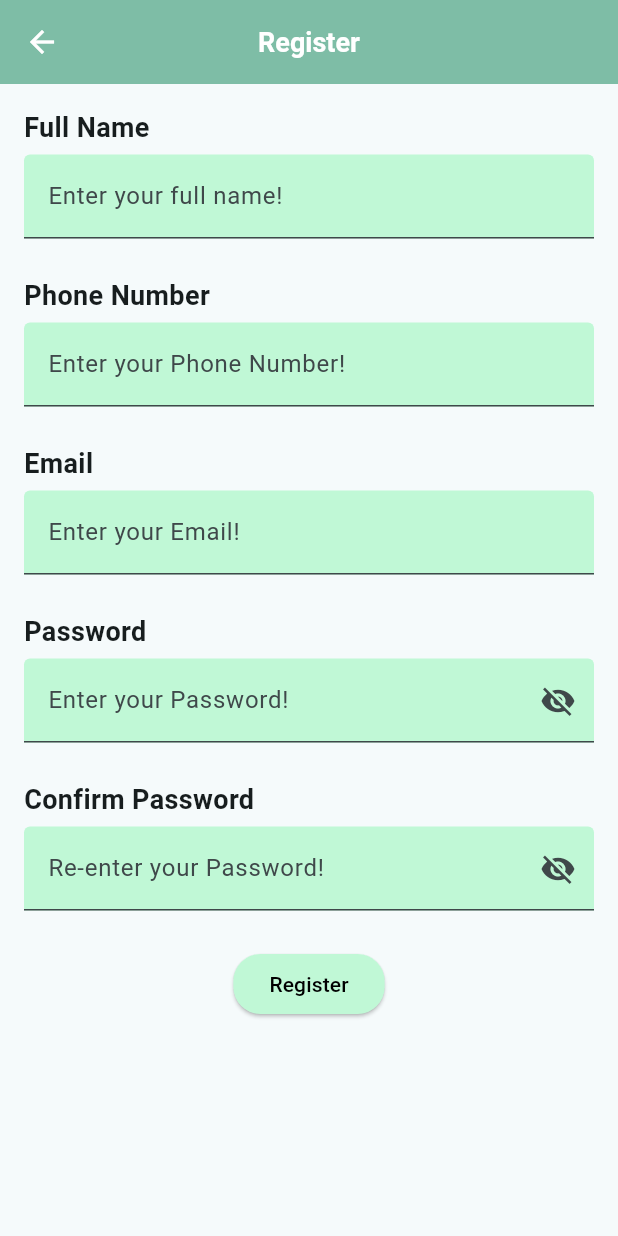
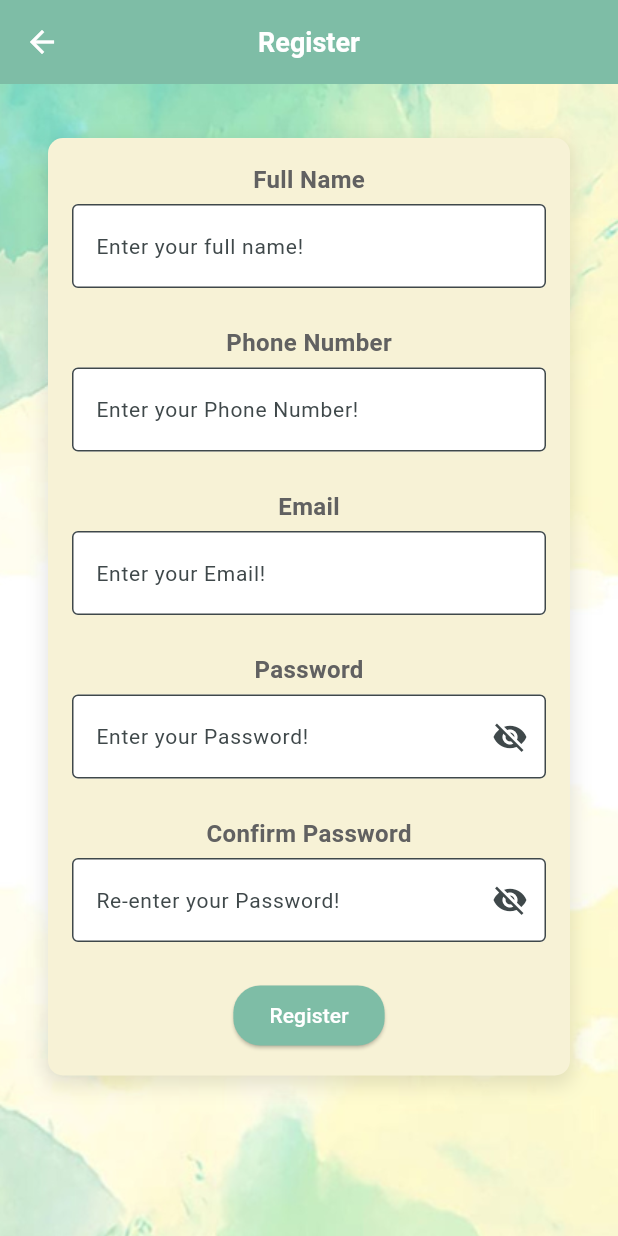
Before and after one commit to iunoz/uts_mobile_banking, a Flutter app: the RegisterScreen screen opened directly, on a phone screen of 412 x 824 dp. Run offline on Flutter 3.47's test engine with Material 3 defaults, Android fonts, the light colour scheme and no system bars; our stand-ins replace font_awesome_flutter, image_picker, lottie, qr_flutter, shared_preferences; missing offline and left inert: qr_code_scanner; accounts and stored records are empty.

Commit message:
Register tambah background, container, dan penyesuaian font (tahap3)

```diff
--- a/lib/screens/register_screen.dart
+++ b/lib/screens/register_screen.dart
@@ -64,23 +64,60 @@ class _RegisterScreenState extends State<RegisterScreen> {
       ),
       body: Stack(
         children: [
+          Container(
+            decoration: const BoxDecoration(
+              image: DecorationImage(
+                image: AssetImage('assets/images/login_screen_bg.png'),
+                fit: BoxFit.cover,
+              ),
+            ),
+          ),
           SingleChildScrollView(
             child: Padding(
               padding: const EdgeInsets.all(16.0),
+              child: Center(
+                child: Container(
+                  margin: const EdgeInsets.symmetric(
+                    horizontal: 16.0,
+                    vertical: 20.0,
+                  ), //jarak dari sisi layar
+                  padding: const EdgeInsets.all(16.0), //padding internal kotak
+                  decoration: BoxDecoration(
+                    color: const Color(0xFFF7F2D6),
+                    borderRadius: BorderRadius.circular(10.0),
+                    boxShadow: [
+                      BoxShadow(
+                        color: Colors.black.withOpacity(0.1),
+                        blurRadius: 10.0,
+                        spreadRadius: 2.0,
+                        offset: const Offset(0, 5),
+                      ),
+                    ],
+                  ),
                   child: Form(
                     key: _formKey,
                     child: Column(
                       crossAxisAlignment: CrossAxisAlignment.start,
                       children: [
-                    const Text("Full Name",
+                        const Center(
+                          child: Text(
+                            "Full Name",
                             style: TextStyle(
-                            fontSize: 18, fontWeight: FontWeight.bold)),
+                                color: Color.fromARGB(255, 97, 97, 97),
+                                fontSize: 16,
+                                fontWeight: FontWeight.bold),
+                          ),
+                        ),
                         const SizedBox(height: 5),
                         TextFormField(
                           decoration: const InputDecoration(
                             labelText: "Enter your full name!",
+                            labelStyle: TextStyle(
+                              fontSize: 14,
+                            ),
                             filled: true,
-                        fillColor: Color.fromARGB(255, 192, 248, 214),
+                            fillColor: Colors.white,
+                            border: OutlineInputBorder(),
                           ),
                           validator: (value) {
                             if (value == null || value.isEmpty) {
@@ -90,16 +127,26 @@ class _RegisterScreenState extends State<RegisterScreen> {
                           },
                         ),
                         const SizedBox(height: 25),
-                    const Text("Phone Number",
+                        const Center(
+                          child: Text(
+                            "Phone Number",
                             style: TextStyle(
-                            fontSize: 18, fontWeight: FontWeight.bold)),
+                                color: Color.fromARGB(255, 97, 97, 97),
+                                fontSize: 16,
+                                fontWeight: FontWeight.bold),
+                          ),
+                        ),
                         const SizedBox(height: 5),
                         TextFormField(
                           keyboardType: TextInputType.phone,
                           decoration: const InputDecoration(
                             labelText: "Enter your Phone Number!",
+                            labelStyle: TextStyle(
+                              fontSize: 14,
+                            ),
                             filled: true,
-                        fillColor: Color.fromARGB(255, 192, 248, 214),
+                            fillColor: Colors.white,
+                            border: OutlineInputBorder(),
                           ),
                           validator: (value) {
                             //jika kosong error
@@ -117,16 +164,26 @@ class _RegisterScreenState extends State<RegisterScreen> {
                           },
                         ),
                         const SizedBox(height: 25),
-                    const Text("Email",
+                        const Center(
+                          child: Text(
+                            "Email",
                             style: TextStyle(
-                            fontSize: 18, fontWeight: FontWeight.bold)),
+                                color: Color.fromARGB(255, 97, 97, 97),
+                                fontSize: 16,
+                                fontWeight: FontWeight.bold),
+                          ),
+                        ),
                         const SizedBox(height: 5),
                         TextFormField(
                           keyboardType: TextInputType.emailAddress,
                           decoration: const InputDecoration(
                             labelText: "Enter your Email!",
+                            labelStyle: TextStyle(
+                              fontSize: 14,
+                            ),
                             filled: true,
-                        fillColor: Color.fromARGB(255, 192, 248, 214),
+                            fillColor: Colors.white,
+                            border: OutlineInputBorder(),
                           ),
                           validator: (value) {
                             //jika kosong error
@@ -134,24 +191,34 @@ class _RegisterScreenState extends State<RegisterScreen> {
                               return 'Please enter your email';
                             }
                             //pengecekan penulisan email
-                        if (!RegExp(r'^[^@]+@[^@]+\.[^@]+').hasMatch(value)) {
+                            if (!RegExp(r'^[^@]+@[^@]+\.[^@]+')
+                                .hasMatch(value)) {
                               return 'Please enter a valid email';
                             }
                             return null;
                           },
                         ),
                         const SizedBox(height: 25),
-                    const Text("Password",
+                        const Center(
+                          child: Text(
+                            "Password",
                             style: TextStyle(
-                            fontSize: 18, fontWeight: FontWeight.bold)),
+                                color: Color.fromARGB(255, 97, 97, 97),
+                                fontSize: 16,
+                                fontWeight: FontWeight.bold),
+                          ),
+                        ),
                         const SizedBox(height: 5),
                         TextFormField(
                           controller: _passwordController,
                           obscureText: _obscurePassword,
                           decoration: InputDecoration(
                             labelText: "Enter your Password!",
+                            labelStyle: const TextStyle(
+                              fontSize: 14,
+                            ),
                             filled: true,
-                        fillColor: const Color.fromARGB(255, 192, 248, 214),
+                            fillColor: Colors.white,
                             suffixIcon: IconButton(
                               icon: Icon(_obscurePassword
                                   ? Icons.visibility_off
@@ -162,6 +229,7 @@ class _RegisterScreenState extends State<RegisterScreen> {
                                 });
                               },
                             ),
+                            border: const OutlineInputBorder(),
                           ),
                           validator: (value) {
                             //jika pw kosong
@@ -176,17 +244,27 @@ class _RegisterScreenState extends State<RegisterScreen> {
                           },
                         ),
                         const SizedBox(height: 25),
-                    const Text("Confirm Password",
+                        const Center(
+                          child: Text(
+                            "Confirm Password",
                             style: TextStyle(
-                            fontSize: 18, fontWeight: FontWeight.bold)),
+                              color: Color.fromARGB(255, 97, 97, 97),
+                              fontSize: 16,
+                              fontWeight: FontWeight.bold,
+                            ),
+                          ),
+                        ),
                         const SizedBox(height: 5),
                         TextFormField(
                           controller: _confirmPasswordController,
                           obscureText: _obscureConfirmPassword,
                           decoration: InputDecoration(
                             labelText: "Re-enter your Password!",
+                            labelStyle: const TextStyle(
+                              fontSize: 14,
+                            ),
                             filled: true,
-                        fillColor: const Color.fromARGB(255, 192, 248, 214),
+                            fillColor: Colors.white,
                             suffixIcon: IconButton(
                               icon: Icon(_obscureConfirmPassword
                                   ? Icons.visibility_off
@@ -198,6 +276,7 @@ class _RegisterScreenState extends State<RegisterScreen> {
                                 });
                               },
                             ),
+                            border: const OutlineInputBorder(),
                           ),
                           validator: (value) {
                             //tdk bole kosong confirmpassword
@@ -215,9 +294,11 @@ class _RegisterScreenState extends State<RegisterScreen> {
                         Center(
                           child: CustomButton(
                             buttonText: 'Register',
-                        destination: const LoginScreen(), // Set the destination
-                        color: const Color.fromARGB(255, 192, 248, 214),
+                            destination:
+                                const LoginScreen(), // Set the destination
+                            color: const Color(0xFF7EBDA6),
                             borderRadius: 18,
+                            textColor: Colors.white,
                             transitionType: PageTransitionType.slideRight,
                             customNavigation: () {
                               if (_formKey.currentState!.validate()) {
@@ -228,6 +309,8 @@ class _RegisterScreenState extends State<RegisterScreen> {
                           ),
                         ),
                       ],
+                    ),
+                  ),
                 ),
               ),
             ),
```
Also changed, not shown: assets/images/ads2.jpeg. Lines whose indentation alone changed are shown as unchanged.
